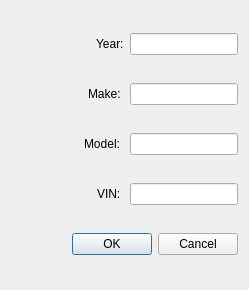
This is newvehiclediag.ui in dcg0006/canbus_analyzer as Qt 5 draws it before an edit. The edited form follows.
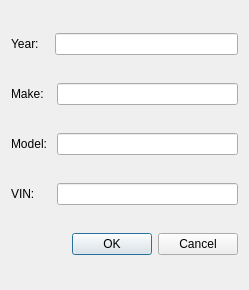
This is the edited form.

Diff of the .ui file:
```diff
--- a/newvehiclediag.ui
+++ b/newvehiclediag.ui
@@ -16,23 +16,10 @@
   <layout class="QVBoxLayout" name="verticalLayout">
    <item>
     <layout class="QHBoxLayout" name="horizontalLayout">
-     <item>
-      <spacer name="horizontalSpacer_2">
-       <property name="orientation">
-        <enum>Qt::Horizontal</enum>
-       </property>
-       <property name="sizeHint" stdset="0">
-        <size>
-         <width>40</width>
-         <height>20</height>
-        </size>
-       </property>
-      </spacer>
-     </item>
      <item>
       <widget class="QLabel" name="label">
        <property name="text">
-        <string>Year:</string>
+        <string>Year:   </string>
        </property>
       </widget>
      </item>
@@ -43,23 +30,10 @@
    </item>
    <item>
     <layout class="QHBoxLayout" name="horizontalLayout_2">
-     <item>
-      <spacer name="horizontalSpacer_3">
-       <property name="orientation">
-        <enum>Qt::Horizontal</enum>
-       </property>
-       <property name="sizeHint" stdset="0">
-        <size>
-         <width>40</width>
-         <height>20</height>
-        </size>
-       </property>
-      </spacer>
-     </item>
      <item>
       <widget class="QLabel" name="label_2">
        <property name="text">
-        <string>Make: </string>
+        <string>Make:  </string>
        </property>
       </widget>
      </item>
@@ -70,19 +44,6 @@
    </item>
    <item>
     <layout class="QHBoxLayout" name="horizontalLayout_3">
-     <item>
-      <spacer name="horizontalSpacer_4">
-       <property name="orientation">
-        <enum>Qt::Horizontal</enum>
-       </property>
-       <property name="sizeHint" stdset="0">
-        <size>
-         <width>40</width>
-         <height>20</height>
-        </size>
-       </property>
-      </spacer>
-     </item>
      <item>
       <widget class="QLabel" name="label_3">
        <property name="text">
@@ -97,23 +58,10 @@
    </item>
    <item>
     <layout class="QHBoxLayout" name="horizontalLayout_4">
-     <item>
-      <spacer name="horizontalSpacer_5">
-       <property name="orientation">
-        <enum>Qt::Horizontal</enum>
-       </property>
-       <property name="sizeHint" stdset="0">
-        <size>
-         <width>40</width>
-         <height>20</height>
-        </size>
-       </property>
-      </spacer>
-     </item>
      <item>
       <widget class="QLabel" name="label_4">
        <property name="text">
-        <string>VIN: </string>
+        <string>VIN:     </string>
        </property>
       </widget>
      </item>
```
